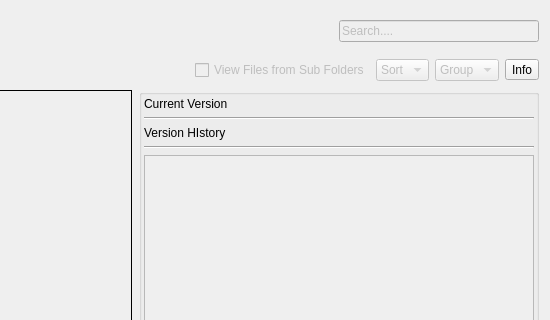
Before: the Qt Designer form resources/dialog.ui in shotgunsoftware/tk-multi-loader2, drawn with Qt 5; both pictures show x 868 to 1418 and y 0 to 320 of the 1418 by 754 pixel window.
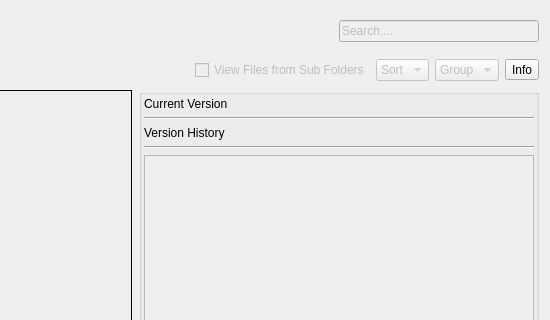
After: the same form once the commit is applied. Icons and pictures are not drawn.

Diff of the .ui file:
```diff
--- a/resources/dialog.ui
+++ b/resources/dialog.ui
@@ -417,7 +417,7 @@
           <item>
            <widget class="QLabel" name="label_3">
             <property name="text">
-             <string>Version HIstory</string>
+             <string>Version History</string>
             </property>
            </widget>
           </item>
```
